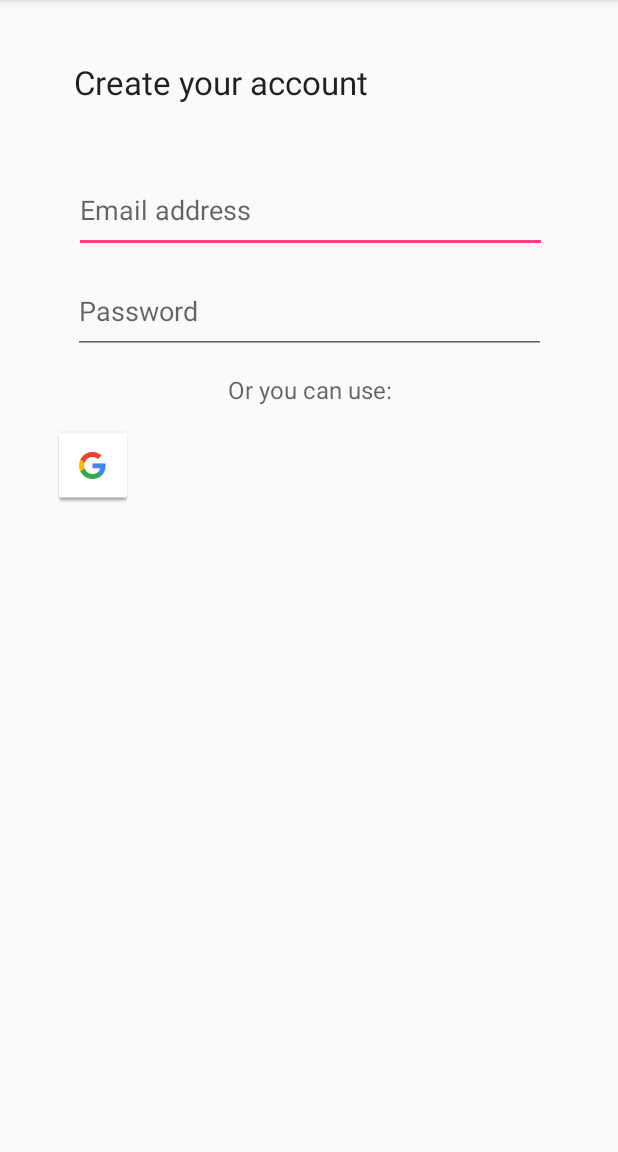
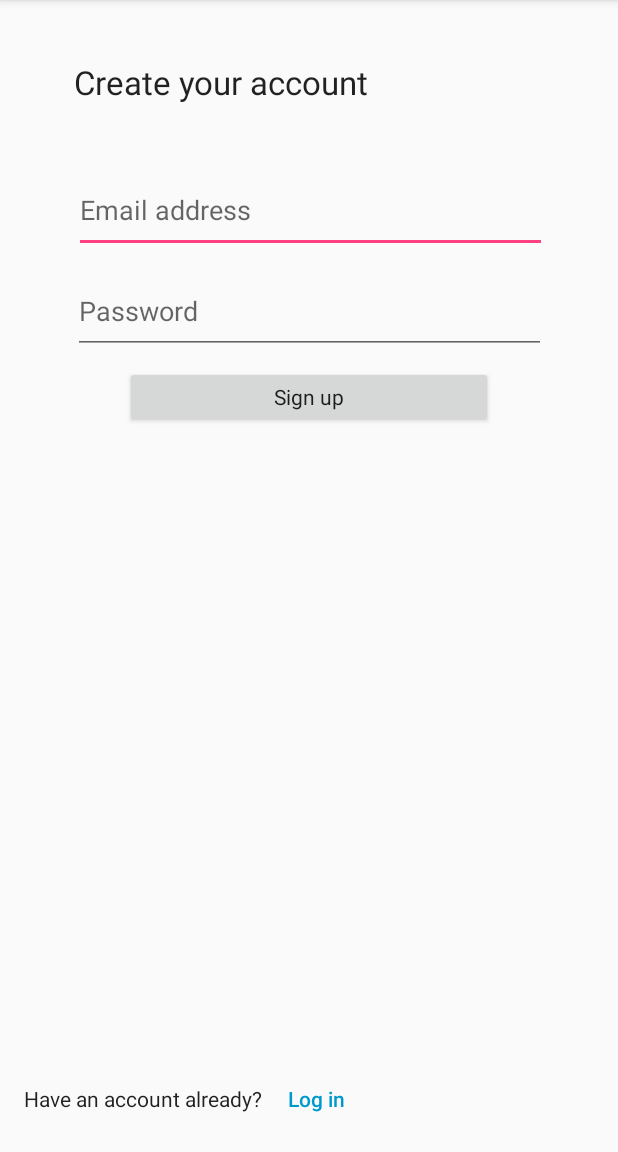
Before and after one commit to avaschuk/messager, an Android app: the screen it shows after launch (MainActivity), on a phone screen of 412 x 824 dp, the part 84-1236 px from its top. Run offline under Robolectric (Android 15) with nearby library versions, the phone set to English and light mode, and no system bars.

Commit message:
reworked login page

```diff
--- a/app/build.gradle
+++ b/app/build.gradle
@@ -22,11 +22,11 @@ dependencies {
     implementation fileTree(include: ['*.jar'], dir: 'libs')
     implementation 'com.android.support:appcompat-v7:27.1.1'
     implementation 'com.android.support.constraint:constraint-layout:1.1.2'
+    implementation 'com.android.support:support-v4:27.1.1'
     testImplementation 'junit:junit:4.12'
     androidTestImplementation 'com.android.support.test:runner:1.0.2'
     androidTestImplementation 'com.android.support.test.espresso:espresso-core:3.0.2'
     implementation 'com.google.android.gms:play-services-auth:15.0.1'
-    implementation 'com.google.firebase:firebase-core:16.0.1'
 }
 
 apply plugin: 'com.google.gms.google-services'
--- a/app/src/main/res/layout/activity_main.xml
+++ b/app/src/main/res/layout/activity_main.xml
@@ -46,30 +46,59 @@
         app:layout_constraintStart_toStartOf="parent"
         app:layout_constraintTop_toBottomOf="@+id/email_address" />
 
-    <TextView
-        android:id="@+id/login_options_text"
-        android:layout_width="315dp"
-        android:layout_height="32dp"
+    <Button
+        android:id="@+id/sign_up_button"
+        style="@style/Base.TextAppearance.AppCompat"
+        android:layout_width="245dp"
+        android:layout_height="41dp"
         android:layout_marginEnd="8dp"
         android:layout_marginStart="8dp"
         android:layout_marginTop="8dp"
-        android:gravity="center"
-        android:text="@string/login_options"
-        android:textAppearance="@style/TextAppearance.AppCompat.Widget.ActionBar.Subtitle"
+        android:text="@string/sign_up"
+        android:textAllCaps="false"
         app:layout_constraintEnd_toEndOf="parent"
         app:layout_constraintStart_toStartOf="parent"
         app:layout_constraintTop_toBottomOf="@+id/password" />
 
-    <com.google.android.gms.common.SignInButton
-        android:id="@+id/google_sign_in_button"
-        android:layout_width="49dp"
-        android:layout_height="52dp"
+    <TextView
+        android:id="@+id/login_options_text"
+        android:layout_width="164dp"
+        android:layout_height="39dp"
+        android:layout_marginBottom="16dp"
+        android:layout_marginStart="16dp"
+        android:gravity="center|start"
+        android:text="@string/have_account_text"
+        android:textAppearance="@style/TextAppearance.AppCompat.Tooltip"
+        app:layout_constraintBottom_toBottomOf="parent"
+        app:layout_constraintStart_toStartOf="parent" />
+
+    <Button
+        android:id="@+id/login_button"
+        style="?android:attr/borderlessButtonStyle"
+        android:layout_width="64dp"
+        android:layout_height="39dp"
+        android:layout_marginBottom="16dp"
         android:layout_marginEnd="8dp"
-        android:layout_marginStart="8dp"
-        android:layout_marginTop="8dp"
+        android:autoLink="none"
+        android:gravity="center|start"
+        android:text="@string/login_button"
+        android:textAllCaps="false"
+        android:textColor="@android:color/holo_blue_dark"
+        app:layout_constraintBottom_toBottomOf="parent"
         app:layout_constraintEnd_toEndOf="parent"
-        app:layout_constraintHorizontal_bias="0.085"
-        app:layout_constraintStart_toStartOf="parent"
-        app:layout_constraintTop_toBottomOf="@+id/login_options_text" />
+        app:layout_constraintHorizontal_bias="0.0"
+        app:layout_constraintStart_toEndOf="@+id/login_options_text" />
+
+    <!--<com.google.android.gms.common.SignInButton-->
+        <!--android:id="@+id/google_sign_in_button"-->
+        <!--android:layout_width="49dp"-->
+        <!--android:layout_height="52dp"-->
+        <!--android:layout_marginEnd="8dp"-->
+        <!--android:layout_marginStart="8dp"-->
+        <!--android:layout_marginTop="12dp"-->
+        <!--app:layout_constraintEnd_toEndOf="parent"-->
+        <!--app:layout_constraintHorizontal_bias="0.084"-->
+        <!--app:layout_constraintStart_toStartOf="parent"-->
+        <!--app:layout_constraintTop_toBottomOf="@+id/login_options_text" />-->
 
 </android.support.constraint.ConstraintLayout>
--- a/app/src/main/res/values/strings.xml
+++ b/app/src/main/res/values/strings.xml
@@ -3,5 +3,7 @@
     <string name="create_your_acc">Create your account</string>
     <string name="email_address">Email address</string>
     <string name="password">Password</string>
-    <string name="login_options">Or you can use:</string>
+    <string name="have_account_text">Have an account already?</string>
+    <string name="login_button">Log in</string>
+    <string name="sign_up">Sign up</string>
 </resources>
```
Also changed, not shown: app/src/main/java/com/andrei/messager/MainActivity.java (+69 -2 lines), 1 other file.
